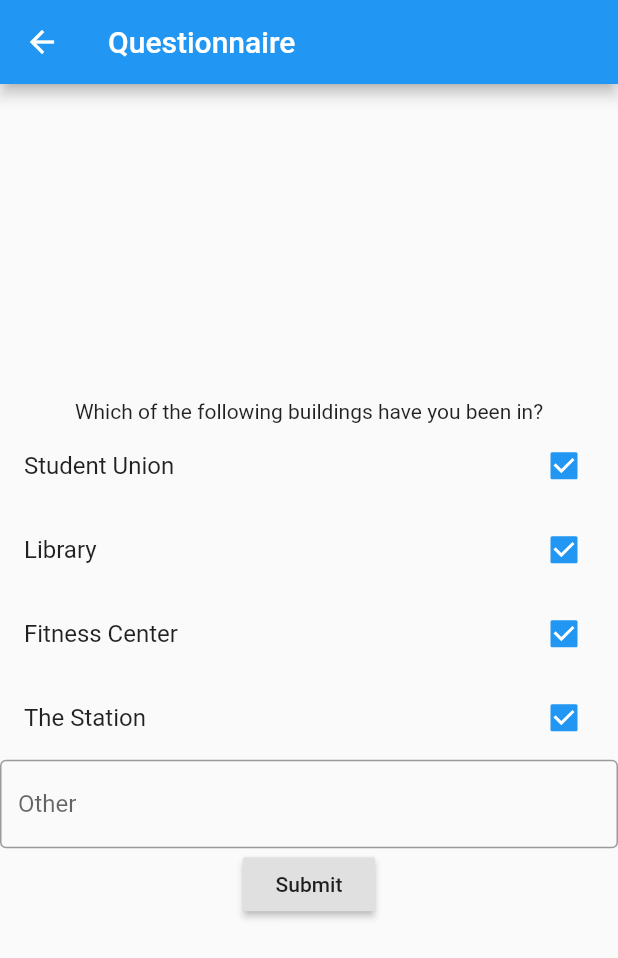
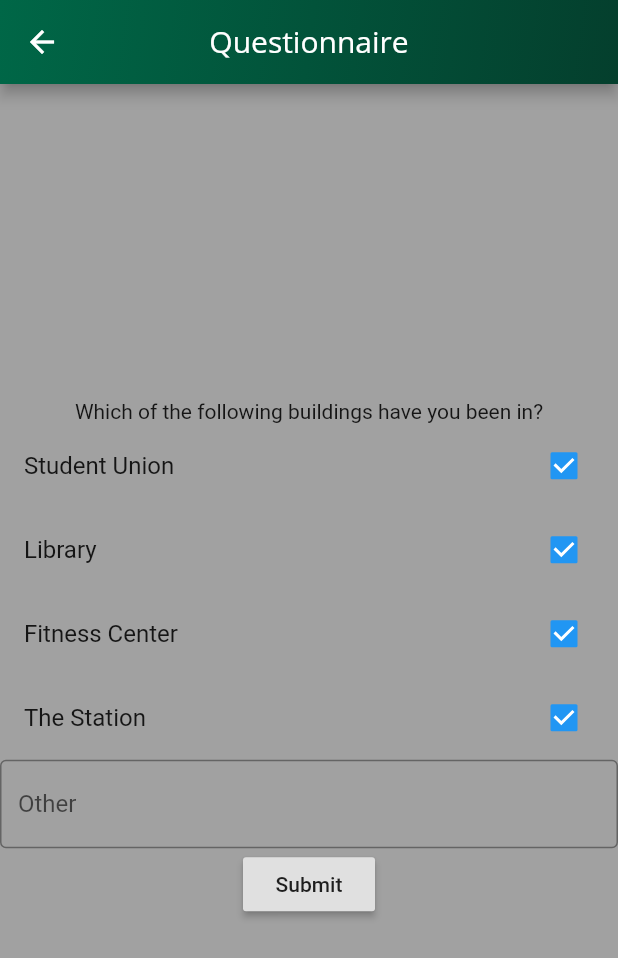
Before and after one commit to ZacTheiss/Hackathon, a Flutter app: the ConfirmationPage screen opened directly, after a tap on "Done", after a tap on "I have tested positive for COVID-19", on a phone screen of 412 x 824 dp. Shown: the top 958 px of the screen. Run offline on Flutter 3.47's test engine with Material 2 defaults, Android fonts, the phone set to English and light mode, and no system bars; our stand-ins replace grouped_list.

Commit message:
More styling

```diff
--- a/CovidCombater/covid_combater/lib/confirmationPage.dart
+++ b/CovidCombater/covid_combater/lib/confirmationPage.dart
@@ -6,8 +6,20 @@ class ConfirmationPage extends StatelessWidget {
   Widget build(BuildContext context) {
     return Scaffold(
       appBar: AppBar(
-        title: Text('Confirmation'),
+        centerTitle: true,
+        title: Text('Confirmation', style: TextStyle(fontFamily: 'Open Sans')),
+        flexibleSpace: Container(
+          decoration: BoxDecoration(
+              gradient: LinearGradient(
+                  begin: Alignment.topLeft,
+                  end: Alignment.bottomRight,
+                  colors: <Color>[
+                Color.fromRGBO(0, 103, 71, 1),
+                Color.fromRGBO(4, 63, 45, 1),
+              ])),
+        ),
       ),
+      backgroundColor: Color.fromRGBO(161, 161, 161, 1),
       body: Container(
         child: Column(
           mainAxisAlignment: MainAxisAlignment.center,
--- a/CovidCombater/covid_combater/lib/homePage.dart
+++ b/CovidCombater/covid_combater/lib/homePage.dart
@@ -7,15 +7,30 @@ class HomePage extends StatelessWidget {
   Widget build(BuildContext context) {
     return Scaffold(
       appBar: AppBar(
-        title: Text('Home'),
+        centerTitle: true,
+        title: Text('Home', style: TextStyle(fontFamily: 'Open Sans')),
+        flexibleSpace: Container(
+          decoration: BoxDecoration(
+            gradient: LinearGradient(
+              begin: Alignment.topLeft,
+              end: Alignment.bottomRight,
+              colors: <Color>[
+                Color.fromRGBO(0, 103, 71, 1),
+                Color.fromRGBO(4, 63, 45, 1),
+              ],
+            ),
+          ),
+        ),
       ),
+      backgroundColor: Color.fromRGBO(161, 161, 161, 1),
       body: Container(
         child: Column(
           mainAxisAlignment: MainAxisAlignment.spaceEvenly,
           children: <Widget>[
             Container(
+              padding: EdgeInsets.all(10),
               child: RaisedButton(
-                child: Text('I have tested positive for COVID-19'),
+                child: Text('I have tested positive for COVID-19', style: TextStyle(fontFamily: 'Open Sans', fontSize: 18.0), textAlign: TextAlign.center,),
                 onPressed: () => Navigator.push(
                     context,
                     MaterialPageRoute(
@@ -23,9 +38,10 @@ class HomePage extends StatelessWidget {
               ),
             ),
             Container(
+              padding: EdgeInsets.all(10),
               child: RaisedButton(
                 child: Text(
-                    'I have been in contact with someone who has tested postiive for COVID-19'),
+                    'I have been in contact with someone who has tested postive for COVID-19', style: TextStyle(fontFamily: 'Open Sans', fontSize: 18.0), textAlign: TextAlign.center,),
                 onPressed: () => Navigator.push(context,
                     MaterialPageRoute(builder: (context) => ResourcePage())),
               ),
--- a/CovidCombater/covid_combater/lib/questionnairePage.dart
+++ b/CovidCombater/covid_combater/lib/questionnairePage.dart
@@ -13,8 +13,20 @@ class _QuestionnairePageState extends State<QuestionnairePage> {
   Widget build(BuildContext context) {
     return Scaffold(
       appBar: AppBar(
-        title: Text('Questionnaire'),
+        centerTitle: true,
+        title: Text('Questionnaire', style: TextStyle(fontFamily: 'Open Sans')),
+        flexibleSpace: Container(
+          decoration: BoxDecoration(
+              gradient: LinearGradient(
+                  begin: Alignment.topLeft,
+                  end: Alignment.bottomRight,
+                  colors: <Color>[
+                Color.fromRGBO(0, 103, 71, 1),
+                Color.fromRGBO(4, 63, 45, 1),
+              ])),
+        ),
       ),
+      backgroundColor: Color.fromRGBO(161, 161, 161, 1),
       body: Container(
         child: Column(
           mainAxisAlignment: MainAxisAlignment.center,
--- a/CovidCombater/covid_combater/lib/tabView.dart
+++ b/CovidCombater/covid_combater/lib/tabView.dart
@@ -24,18 +24,19 @@ class _TabViewState extends State<TabView> {
       home: Scaffold(
         body: _widgets[index],
         bottomNavigationBar: BottomNavigationBar(
+          backgroundColor: Color.fromRGBO(0, 103, 71, 1),
+          selectedItemColor: Colors.black,
+          unselectedItemColor: Colors.white,
           currentIndex: index,
           onTap: tapped,
           items: [
             BottomNavigationBarItem(
-                icon: new Icon(Icons.home),
-                title: Text('Home')),
+                icon: new Icon(Icons.home), title: Text('Home', style: TextStyle(fontFamily: 'Open Sans'))),
             BottomNavigationBarItem(
-                icon: new Icon(Icons.info),
-                title: Text('Guide')),
+                icon: new Icon(Icons.info), title: Text('Guide', style: TextStyle(fontFamily: 'Open Sans'))),
             BottomNavigationBarItem(
                 icon: new Icon(Icons.notifications),
-                title: Text('Notifications')),
+                title: Text('Notifications', style: TextStyle(fontFamily: 'Open Sans'))),
           ],
         ),
       ),
```
Also changed, not shown: CovidCombater/covid_combater/lib/guidePage.dart (+13 -1 lines), CovidCombater/covid_combater/lib/loginPage.dart (+0 -8 lines), CovidCombater/covid_combater/lib/notificationDetailPage.dart (+13 -1 lines), CovidCombater/covid_combater/lib/notificationPage.dart (+15 -1 lines), CovidCombater/covid_combater/lib/resourcePage.dart (+13 -1 lines).
